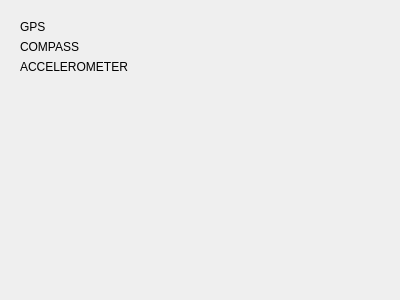
mrdeveloperdude/OctoMY, file lib/ui/RemoteWindow.ui: the form before one commit.
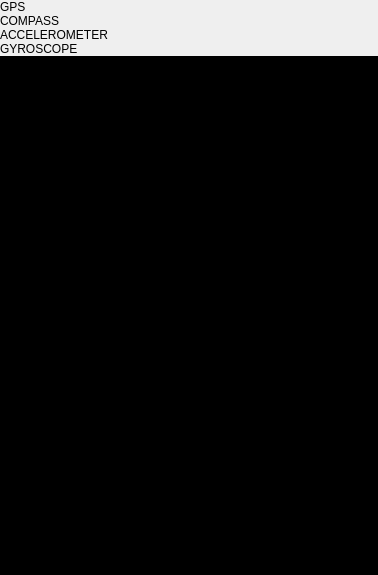
The form after the commit. The open tabs and pages were chosen to show the change. Icons and pictures are not drawn. Custom widgets are drawn as their Qt base class.

Diff of the .ui file:
```diff
--- a/lib/ui/RemoteWindow.ui
+++ b/lib/ui/RemoteWindow.ui
@@ -6,8 +6,8 @@
    <rect>
     <x>0</x>
     <y>0</y>
-    <width>400</width>
-    <height>300</height>
+    <width>378</width>
+    <height>575</height>
    </rect>
   </property>
   <property name="windowTitle">
@@ -19,6 +19,21 @@
    </iconset>
   </property>
   <layout class="QGridLayout" name="gridLayout">
+   <property name="leftMargin">
+    <number>0</number>
+   </property>
+   <property name="topMargin">
+    <number>0</number>
+   </property>
+   <property name="rightMargin">
+    <number>0</number>
+   </property>
+   <property name="bottomMargin">
+    <number>0</number>
+   </property>
+   <property name="spacing">
+    <number>0</number>
+   </property>
    <item row="0" column="0">
     <widget class="SvgWidget" name="widgetBackground" native="true">
      <property name="sizePolicy">
@@ -28,49 +43,621 @@
       </sizepolicy>
      </property>
      <layout class="QVBoxLayout" name="verticalLayout">
+      <property name="spacing">
+       <number>0</number>
+      </property>
+      <property name="leftMargin">
+       <number>0</number>
+      </property>
+      <property name="topMargin">
+       <number>0</number>
+      </property>
+      <property name="rightMargin">
+       <number>0</number>
+      </property>
+      <property name="bottomMargin">
+       <number>0</number>
+      </property>
       <item>
-       <widget class="QLabel" name="labelGPS">
-        <property name="sizePolicy">
-         <sizepolicy hsizetype="Minimum" vsizetype="Minimum">
-          <horstretch>0</horstretch>
-          <verstretch>0</verstretch>
-         </sizepolicy>
+       <widget class="QStackedWidget" name="stackedWidget">
+        <property name="currentIndex">
+         <number>2</number>
         </property>
-        <property name="lineWidth">
-         <number>0</number>
-        </property>
-        <property name="text">
-         <string>GPS</string>
-        </property>
+        <widget class="QWidget" name="pageRunning">
+         <layout class="QGridLayout" name="gridLayout_2">
+          <property name="leftMargin">
+           <number>0</number>
+          </property>
+          <property name="topMargin">
+           <number>0</number>
+          </property>
+          <property name="rightMargin">
+           <number>0</number>
+          </property>
+          <property name="bottomMargin">
+           <number>0</number>
+          </property>
+          <property name="spacing">
+           <number>0</number>
+          </property>
+          <item row="0" column="0">
+           <widget class="QLabel" name="labelGPS">
+            <property name="sizePolicy">
+             <sizepolicy hsizetype="Minimum" vsizetype="Minimum">
+              <horstretch>0</horstretch>
+              <verstretch>0</verstretch>
+             </sizepolicy>
+            </property>
+            <property name="lineWidth">
+             <number>0</number>
+            </property>
+            <property name="text">
+             <string>GPS</string>
+            </property>
+           </widget>
+          </item>
+          <item row="1" column="0">
+           <widget class="QLabel" name="labelCompass">
+            <property name="text">
+             <string>COMPASS</string>
+            </property>
+           </widget>
+          </item>
+          <item row="2" column="0">
+           <widget class="QLabel" name="labelAccelerometer">
+            <property name="text">
+             <string>ACCELEROMETER</string>
+            </property>
+           </widget>
+          </item>
+          <item row="3" column="0">
+           <widget class="QLabel" name="labelGyroscope">
+            <property name="text">
+             <string>GYROSCOPE</string>
+            </property>
+           </widget>
+          </item>
+          <item row="4" column="0">
+           <widget class="QPlainTextEdit" name="logScroll">
+            <property name="sizePolicy">
+             <sizepolicy hsizetype="Minimum" vsizetype="Expanding">
+              <horstretch>0</horstretch>
+              <verstretch>0</verstretch>
+             </sizepolicy>
+            </property>
+            <property name="palette">
+             <palette>
+              <active>
+               <colorrole role="WindowText">
+                <brush brushstyle="SolidPattern">
+                 <color alpha="255">
+                  <red>255</red>
+                  <green>255</green>
+                  <blue>255</blue>
+                 </color>
+                </brush>
+               </colorrole>
+               <colorrole role="Button">
+                <brush brushstyle="SolidPattern">
+                 <color alpha="0">
+                  <red>0</red>
+                  <green>0</green>
+                  <blue>0</blue>
+                 </color>
+                </brush>
+               </colorrole>
+               <colorrole role="Light">
+                <brush brushstyle="SolidPattern">
+                 <color alpha="0">
+                  <red>0</red>
+                  <green>0</green>
+                  <blue>0</blue>
+                 </color>
+                </brush>
+               </colorrole>
+               <colorrole role="Midlight">
+                <brush brushstyle="SolidPattern">
+                 <color alpha="0">
+                  <red>0</red>
+                  <green>0</green>
+                  <blue>0</blue>
+                 </color>
+                </brush>
+               </colorrole>
+               <colorrole role="Dark">
+                <brush brushstyle="SolidPattern">
+                 <color alpha="0">
+                  <red>0</red>
+                  <green>0</green>
+                  <blue>0</blue>
+                 </color>
+                </brush>
+               </colorrole>
+               <colorrole role="Mid">
+                <brush brushstyle="SolidPattern">
+                 <color alpha="0">
+                  <red>0</red>
+                  <green>0</green>
+                  <blue>0</blue>
+                 </color>
+                </brush>
+               </colorrole>
+               <colorrole role="Text">
+                <brush brushstyle="SolidPattern">
+                 <color alpha="255">
+                  <red>255</red>
+                  <green>255</green>
+                  <blue>255</blue>
+                 </color>
+                </brush>
+               </colorrole>
+               <colorrole role="BrightText">
+                <brush brushstyle="SolidPattern">
+                 <color alpha="255">
+                  <red>255</red>
+                  <green>255</green>
+                  <blue>255</blue>
+                 </color>
+                </brush>
+               </colorrole>
+               <colorrole role="ButtonText">
+                <brush brushstyle="SolidPattern">
+                 <color alpha="255">
+                  <red>255</red>
+                  <green>255</green>
+                  <blue>255</blue>
+                 </color>
+                </brush>
+               </colorrole>
+               <colorrole role="Base">
+                <brush brushstyle="SolidPattern">
+                 <color alpha="255">
+                  <red>0</red>
+                  <green>0</green>
+                  <blue>0</blue>
+                 </color>
+                </brush>
+               </colorrole>
+               <colorrole role="Window">
+                <brush brushstyle="SolidPattern">
+                 <color alpha="0">
+                  <red>0</red>
+                  <green>0</green>
+                  <blue>0</blue>
+                 </color>
+                </brush>
+               </colorrole>
+               <colorrole role="Shadow">
+                <brush brushstyle="SolidPattern">
+                 <color alpha="255">
+                  <red>0</red>
+                  <green>0</green>
+                  <blue>0</blue>
+                 </color>
+                </brush>
+               </colorrole>
+               <colorrole role="AlternateBase">
+                <brush brushstyle="SolidPattern">
+                 <color alpha="127">
+                  <red>0</red>
+                  <green>0</green>
+                  <blue>0</blue>
+                 </color>
+                </brush>
+               </colorrole>
+               <colorrole role="ToolTipBase">
+                <brush brushstyle="SolidPattern">
+                 <color alpha="255">
+                  <red>255</red>
+                  <green>255</green>
+                  <blue>220</blue>
+                 </color>
+                </brush>
+               </colorrole>
+               <colorrole role="ToolTipText">
+                <brush brushstyle="SolidPattern">
+                 <color alpha="255">
+                  <red>0</red>
+                  <green>0</green>
+                  <blue>0</blue>
+                 </color>
+                </brush>
+               </colorrole>
+              </active>
+              <inactive>
+               <colorrole role="WindowText">
+                <brush brushstyle="SolidPattern">
+                 <color alpha="255">
+                  <red>255</red>
+                  <green>255</green>
+                  <blue>255</blue>
+                 </color>
+                </brush>
+               </colorrole>
+               <colorrole role="Button">
+                <brush brushstyle="SolidPattern">
+                 <color alpha="0">
+                  <red>0</red>
+                  <green>0</green>
+                  <blue>0</blue>
+                 </color>
+                </brush>
+               </colorrole>
+               <colorrole role="Light">
+                <brush brushstyle="SolidPattern">
+                 <color alpha="0">
+                  <red>0</red>
+                  <green>0</green>
+                  <blue>0</blue>
+                 </color>
+                </brush>
+               </colorrole>
+               <colorrole role="Midlight">
+                <brush brushstyle="SolidPattern">
+                 <color alpha="0">
+                  <red>0</red>
+                  <green>0</green>
+                  <blue>0</blue>
+                 </color>
+                </brush>
+               </colorrole>
+               <colorrole role="Dark">
+                <brush brushstyle="SolidPattern">
+                 <color alpha="0">
+                  <red>0</red>
+                  <green>0</green>
+                  <blue>0</blue>
+                 </color>
+                </brush>
+               </colorrole>
+               <colorrole role="Mid">
+                <brush brushstyle="SolidPattern">
+                 <color alpha="0">
+                  <red>0</red>
+                  <green>0</green>
+                  <blue>0</blue>
+                 </color>
+                </brush>
+               </colorrole>
+               <colorrole role="Text">
+                <brush brushstyle="SolidPattern">
+                 <color alpha="255">
+                  <red>255</red>
+                  <green>255</green>
+                  <blue>255</blue>
+                 </color>
+                </brush>
+               </colorrole>
+               <colorrole role="BrightText">
+                <brush brushstyle="SolidPattern">
+                 <color alpha="255">
+                  <red>255</red>
+                  <green>255</green>
+                  <blue>255</blue>
+                 </color>
+                </brush>
+               </colorrole>
+               <colorrole role="ButtonText">
+                <brush brushstyle="SolidPattern">
+                 <color alpha="255">
+                  <red>255</red>
+                  <green>255</green>
+                  <blue>255</blue>
+                 </color>
+                </brush>
+               </colorrole>
+               <colorrole role="Base">
+                <brush brushstyle="SolidPattern">
+                 <color alpha="255">
+                  <red>0</red>
+                  <green>0</green>
+                  <blue>0</blue>
+                 </color>
+                </brush>
+               </colorrole>
+               <colorrole role="Window">
+                <brush brushstyle="SolidPattern">
+                 <color alpha="0">
+                  <red>0</red>
+                  <green>0</green>
+                  <blue>0</blue>
+                 </color>
+                </brush>
+               </colorrole>
+               <colorrole role="Shadow">
+                <brush brushstyle="SolidPattern">
+                 <color alpha="255">
+                  <red>0</red>
+                  <green>0</green>
+                  <blue>0</blue>
+                 </color>
+                </brush>
+               </colorrole>
+               <colorrole role="AlternateBase">
+                <brush brushstyle="SolidPattern">
+                 <color alpha="127">
+                  <red>0</red>
+                  <green>0</green>
+                  <blue>0</blue>
+                 </color>
+                </brush>
+               </colorrole>
+               <colorrole role="ToolTipBase">
+                <brush brushstyle="SolidPattern">
+                 <color alpha="255">
+                  <red>255</red>
+                  <green>255</green>
+                  <blue>220</blue>
+                 </color>
+                </brush>
+               </colorrole>
+               <colorrole role="ToolTipText">
+                <brush brushstyle="SolidPattern">
+                 <color alpha="255">
+                  <red>0</red>
+                  <green>0</green>
+                  <blue>0</blue>
+                 </color>
+                </brush>
+               </colorrole>
+              </inactive>
+              <disabled>
+               <colorrole role="WindowText">
+                <brush brushstyle="SolidPattern">
+                 <color alpha="0">
+                  <red>0</red>
+                  <green>0</green>
+                  <blue>0</blue>
+                 </color>
+                </brush>
+               </colorrole>
+               <colorrole role="Button">
+                <brush brushstyle="SolidPattern">
+                 <color alpha="0">
+                  <red>0</red>
+                  <green>0</green>
+                  <blue>0</blue>
+                 </color>
+                </brush>
+               </colorrole>
+               <colorrole role="Light">
+                <brush brushstyle="SolidPattern">
+                 <color alpha="0">
+                  <red>0</red>
+                  <green>0</green>
+                  <blue>0</blue>
+                 </color>
+                </brush>
+               </colorrole>
+               <colorrole role="Midlight">
+                <brush brushstyle="SolidPattern">
+                 <color alpha="0">
+                  <red>0</red>
+                  <green>0</green>
+                  <blue>0</blue>
+                 </color>
+                </brush>
+               </colorrole>
+               <colorrole role="Dark">
+                <brush brushstyle="SolidPattern">
+                 <color alpha="0">
+                  <red>0</red>
+                  <green>0</green>
+                  <blue>0</blue>
+                 </color>
+                </brush>
+               </colorrole>
+               <colorrole role="Mid">
+                <brush brushstyle="SolidPattern">
+                 <color alpha="0">
+                  <red>0</red>
+                  <green>0</green>
+                  <blue>0</blue>
+                 </color>
+                </brush>
+               </colorrole>
+               <colorrole role="Text">
+                <brush brushstyle="SolidPattern">
+                 <color alpha="0">
+                  <red>0</red>
+                  <green>0</green>
+                  <blue>0</blue>
+                 </color>
+                </brush>
+               </colorrole>
+               <colorrole role="BrightText">
+                <brush brushstyle="SolidPattern">
+                 <color alpha="255">
+                  <red>255</red>
+                  <green>255</green>
+                  <blue>255</blue>
+                 </color>
+                </brush>
+               </colorrole>
+               <colorrole role="ButtonText">
+                <brush brushstyle="SolidPattern">
+                 <color alpha="0">
+                  <red>0</red>
+                  <green>0</green>
+                  <blue>0</blue>
+                 </color>
+                </brush>
+               </colorrole>
+               <colorrole role="Base">
+                <brush brushstyle="SolidPattern">
+                 <color alpha="0">
+                  <red>0</red>
+                  <green>0</green>
+                  <blue>0</blue>
+                 </color>
+                </brush>
+               </colorrole>
+               <colorrole role="Window">
+                <brush brushstyle="SolidPattern">
+                 <color alpha="0">
+                  <red>0</red>
+                  <green>0</green>
+                  <blue>0</blue>
+                 </color>
+                </brush>
+               </colorrole>
+               <colorrole role="Shadow">
+                <brush brushstyle="SolidPattern">
+                 <color alpha="255">
+                  <red>0</red>
+                  <green>0</green>
+                  <blue>0</blue>
+                 </color>
+                </brush>
+               </colorrole>
+               <colorrole role="AlternateBase">
+                <brush brushstyle="SolidPattern">
+                 <color alpha="0">
+                  <red>0</red>
+                  <green>0</green>
+                  <blue>0</blue>
+                 </color>
+                </brush>
+               </colorrole>
+               <colorrole role="ToolTipBase">
+                <brush brushstyle="SolidPattern">
+                 <color alpha="255">
+                  <red>255</red>
+                  <green>255</green>
+                  <blue>220</blue>
+                 </color>
+                </brush>
+               </colorrole>
+               <colorrole role="ToolTipText">
+                <brush brushstyle="SolidPattern">
+                 <color alpha="255">
+                  <red>0</red>
+                  <green>0</green>
+                  <blue>0</blue>
+                 </color>
+                </brush>
+               </colorrole>
+              </disabled>
+             </palette>
+            </property>
+            <property name="frameShape">
+             <enum>QFrame::NoFrame</enum>
+            </property>
+            <property name="frameShadow">
+             <enum>QFrame::Plain</enum>
+            </property>
+            <property name="lineWidth">
+             <number>0</number>
+            </property>
+            <property name="undoRedoEnabled">
+             <bool>false</bool>
+            </property>
+            <property name="lineWrapMode">
+             <enum>QPlainTextEdit::NoWrap</enum>
+            </property>
+            <property name="readOnly">
+             <bool>true</bool>
+            </property>
+            <property name="plainText">
+             <string/>
+            </property>
+            <property name="backgroundVisible">
+             <bool>false</bool>
+            </property>
+           </widget>
+          </item>
+         </layout>
+        </widget>
+        <widget class="QWidget" name="pageConnect">
+         <layout class="QVBoxLayout" name="verticalLayout_2">
+          <item>
+           <layout class="QHBoxLayout" name="horizontalLayout">
+            <item>
+             <widget class="TextEntry" name="lineEditRemoteAddress"/>
+            </item>
+            <item>
+             <widget class="QLabel" name="label_2">
+              <property name="text">
+               <string>:</string>
+              </property>
+             </widget>
+            </item>
+            <item>
+             <widget class="TextEntry" name="lineEditRemotePort">
+              <property name="sizePolicy">
+               <sizepolicy hsizetype="Preferred" vsizetype="Fixed">
+                <horstretch>0</horstretch>
+                <verstretch>0</verstretch>
+               </sizepolicy>
+              </property>
+              <property name="maxLength">
+               <number>6</number>
+              </property>
+             </widget>
+            </item>
+           </layout>
+          </item>
+          <item>
+           <widget class="QPushButton" name="pushButtonStart">
+            <property name="text">
+             <string>Start</string>
+            </property>
+           </widget>
+          </item>
+          <item>
+           <spacer name="verticalSpacer">
+            <property name="orientation">
+             <enum>Qt::Vertical</enum>
+            </property>
+            <property name="sizeHint" stdset="0">
+             <size>
+              <width>20</width>
+              <height>486</height>
+             </size>
+            </property>
+           </spacer>
+          </item>
+         </layout>
+        </widget>
+        <widget class="QWidget" name="pageConfirmQuit">
+         <layout class="QVBoxLayout" name="verticalLayout_3">
+          <item>
+           <spacer name="verticalSpacer_3">
+            <property name="orientation">
+             <enum>Qt::Vertical</enum>
+            </property>
+            <property name="sizeHint" stdset="0">
+             <size>
+              <width>20</width>
+              <height>256</height>
+             </size>
+            </property>
+           </spacer>
+          </item>
+          <item>
+           <widget class="QPushButton" name="pushButtonConfirmQuit">
+            <property name="text">
+             <string>Confirm Quit</string>
+            </property>
+           </widget>
+          </item>
+          <item>
+           <spacer name="verticalSpacer_2">
+            <property name="orientation">
+             <enum>Qt::Vertical</enum>
+            </property>
+            <property name="sizeHint" stdset="0">
+             <size>
+              <width>20</width>
+              <height>256</height>
+             </size>
+            </property>
+           </spacer>
+          </item>
+         </layout>
+        </widget>
        </widget>
       </item>
-      <item>
-       <widget class="QLabel" name="labelCompass">
-        <property name="text">
-         <string>COMPASS</string>
-        </property>
-       </widget>
-      </item>
-      <item>
-       <widget class="QLabel" name="labelAccelerometer">
-        <property name="text">
-         <string>ACCELEROMETER</string>
-        </property>
-       </widget>
-      </item>
-      <item>
-       <spacer name="verticalSpacer">
-        <property name="orientation">
-         <enum>Qt::Vertical</enum>
-        </property>
-        <property name="sizeHint" stdset="0">
-         <size>
-          <width>20</width>
-          <height>40</height>
-         </size>
-        </property>
-       </spacer>
-      </item>
      </layout>
     </widget>
    </item>
@@ -83,6 +670,11 @@
    <header>widgets/SvgWidget.hpp</header>
    <container>1</container>
   </customwidget>
+  <customwidget>
+   <class>TextEntry</class>
+   <extends>QLineEdit</extends>
+   <header>widgets/TextEntry.hpp</header>
+  </customwidget>
  </customwidgets>
  <resources/>
  <connections/>
```
